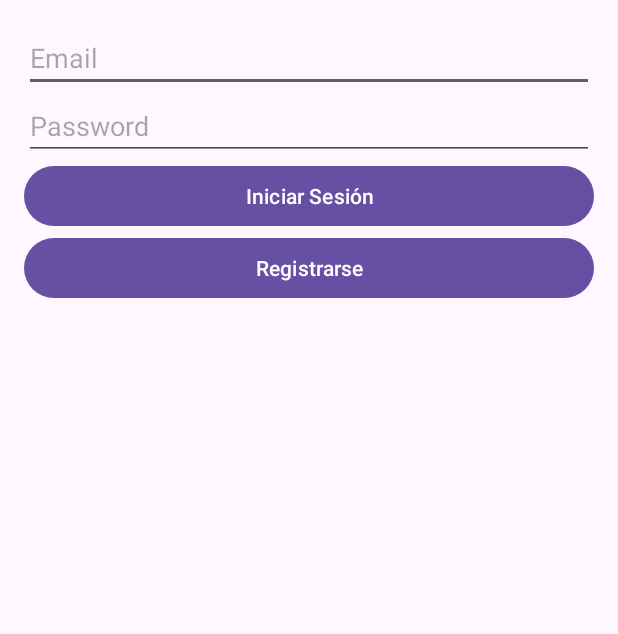
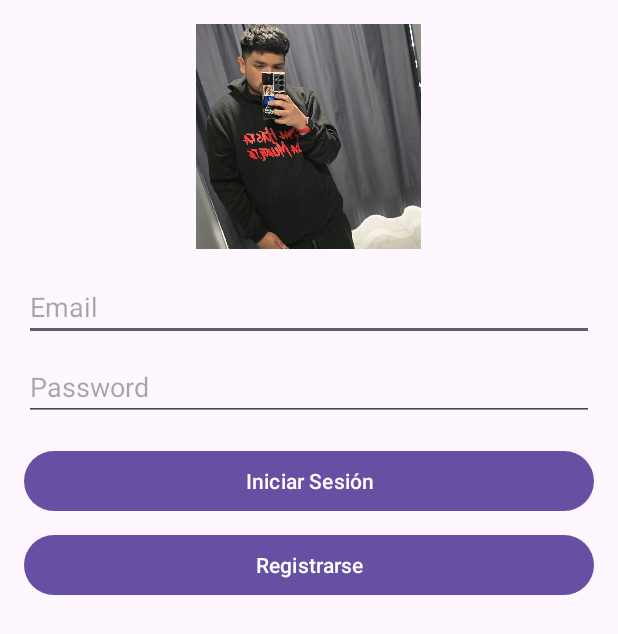
Before and after one commit to CristianMyers/PruebaNacionalFinalCm, an Android app: the screen it shows after launch (LoginActivity), on a phone screen of 412 x 824 dp. Shown: the top 634 px of the screen. Run offline under Robolectric (Android 15) with nearby library versions, the light colour scheme and no system bars; our stand-ins replace Firebase (no records; nobody signed in at launch, a user with empty details on screens opened directly).

```diff
--- a/app/src/main/java/com/example/conectamobile/LoginActivity.java
+++ b/app/src/main/java/com/example/conectamobile/LoginActivity.java
@@ -1,12 +1,13 @@
 package com.example.conectamobile;
 
 import android.content.Intent;
+import android.media.MediaPlayer;
 import android.os.Bundle;
 import android.widget.Button;
 import android.widget.EditText;
+import android.widget.ImageView;
 import android.widget.Toast;
 
-import androidx.annotation.NonNull;
 import androidx.appcompat.app.AppCompatActivity;
 
 import com.google.firebase.auth.FirebaseAuth;
@@ -16,7 +17,10 @@ public class LoginActivity extends AppCompatActivity {
 
     private EditText emailField, passwordField;
     private Button loginButton, registerButton;
+    private ImageView musicButton;
     private FirebaseAuth auth;
+
+    private MediaPlayer mediaPlayer;
 
     @Override
     protected void onCreate(Bundle savedInstanceState) {
@@ -31,6 +35,21 @@ public class LoginActivity extends AppCompatActivity {
         passwordField = findViewById(R.id.passwordField);
         loginButton = findViewById(R.id.loginButton);
         registerButton = findViewById(R.id.registerButton);
+        musicButton = findViewById(R.id.musicButton);
+
+        // Configurar MediaPlayer para reproducir música
+        mediaPlayer = MediaPlayer.create(this, R.raw.miramermx); // Reemplaza 'sample_music' con tu archivo de música en /res/raw
+
+        // Botón para reproducir música
+        musicButton.setOnClickListener(v -> {
+            if (mediaPlayer.isPlaying()) {
+                mediaPlayer.pause();
+                Toast.makeText(this, "Música pausada", Toast.LENGTH_SHORT).show();
+            } else {
+                mediaPlayer.start();
+                Toast.makeText(this, "Reproduciendo música", Toast.LENGTH_SHORT).show();
+            }
+        });
 
         // Botón para iniciar sesión
         loginButton.setOnClickListener(v -> {
@@ -55,17 +74,22 @@ public class LoginActivity extends AppCompatActivity {
         auth.signInWithEmailAndPassword(email, password)
                 .addOnCompleteListener(this, task -> {
                     if (task.isSuccessful()) {
-                        // Ingreso exitoso
                         FirebaseUser user = auth.getCurrentUser();
                         Toast.makeText(LoginActivity.this, "Bienvenido, " + user.getEmail(), Toast.LENGTH_SHORT).show();
-                        // Redirigir a la actividad de contactos
                         Intent intent = new Intent(LoginActivity.this, ContactsActivity.class);
                         startActivity(intent);
                         finish();
                     } else {
-                        // Error en el inicio de sesión
                         Toast.makeText(LoginActivity.this, "Error: " + task.getException().getMessage(), Toast.LENGTH_SHORT).show();
                     }
                 });
     }
+
+    @Override
+    protected void onDestroy() {
+        super.onDestroy();
+        if (mediaPlayer != null) {
+            mediaPlayer.release();
+        }
+    }
 }
--- a/app/src/main/res/layout/activity_login.xml
+++ b/app/src/main/res/layout/activity_login.xml
@@ -5,26 +5,43 @@
     android:orientation="vertical"
     android:padding="16dp">
 
+    <!-- Imagen como botón central -->
+    <ImageView
+        android:id="@+id/musicButton"
+        android:layout_width="150dp"
+        android:layout_height="150dp"
+        android:src="@drawable/cristianm"
+        android:layout_gravity="center"
+        android:layout_marginBottom="16dp"
+        android:contentDescription="Botón de música" />
+
+    <!-- Campo de Email -->
     <EditText
         android:id="@+id/emailField"
         android:layout_width="match_parent"
         android:layout_height="wrap_content"
         android:hint="Email"
-        android:inputType="textEmailAddress" />
+        android:inputType="textEmailAddress"
+        android:layout_marginBottom="8dp" />
 
+    <!-- Campo de Password -->
     <EditText
         android:id="@+id/passwordField"
         android:layout_width="match_parent"
         android:layout_height="wrap_content"
         android:hint="Password"
-        android:inputType="textPassword" />
+        android:inputType="textPassword"
+        android:layout_marginBottom="16dp" />
 
+    <!-- Botón de Inicio de Sesión -->
     <Button
         android:id="@+id/loginButton"
         android:layout_width="match_parent"
         android:layout_height="wrap_content"
-        android:text="Iniciar Sesión" />
+        android:text="Iniciar Sesión"
+        android:layout_marginBottom="8dp" />
 
+    <!-- Botón de Registro -->
     <Button
         android:id="@+id/registerButton"
         android:layout_width="match_parent"
```
Also changed, not shown: app/src/main/res/drawable/anuel.jpg (added), app/src/main/res/drawable/cristianm.jpg (added), 1 other file.
